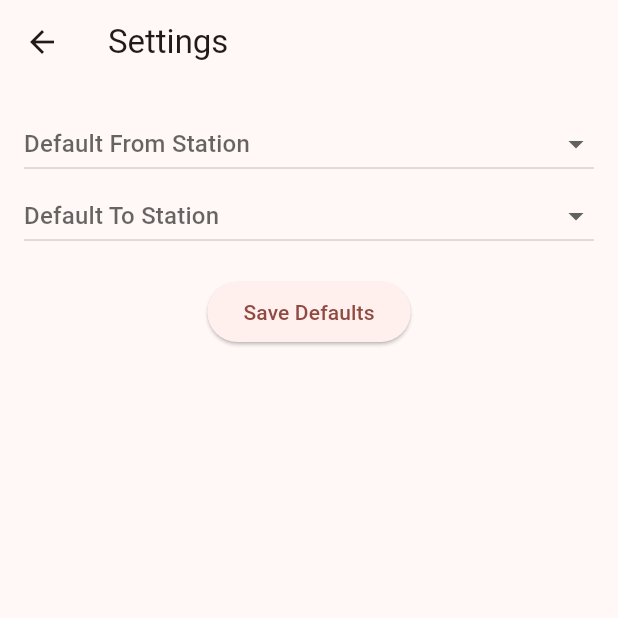
After one commit to dniamir/CaltrainApp, a Flutter app: the screen it shows after launch, after a tap on the "settings" icon, on a phone screen of 412 x 824 dp, the top half of it. The commit adds this screen. Run offline on Flutter 3.47's test engine with Material 3 defaults, Android fonts, the light colour scheme and no system bars; our stand-ins replace shared_preferences.

Commit message:
Add settings page, allowing for default from and to stations

```diff
--- a/lib/main.dart
+++ b/lib/main.dart
@@ -1,6 +1,8 @@
 import 'dart:convert';
 import 'package:flutter/material.dart';
 import 'package:flutter/services.dart' show rootBundle;
+import 'package:caltrain_app/settings.dart';
+import 'package:shared_preferences/shared_preferences.dart';
 
 void main() {
   runApp(const CaltrainApp());
@@ -176,6 +178,20 @@ class _CaltrainHomePageState extends State<CaltrainHomePage> {
         title: const Text('Caltrain Planner'),
         backgroundColor: Theme.of(context).colorScheme.primary,
         foregroundColor: Colors.white,
+        actions: [
+          IconButton(
+            icon: const Icon(Icons.settings),
+            tooltip: "Settings",
+            onPressed: () {
+              Navigator.push(
+                context,
+                MaterialPageRoute(
+                  builder: (_) => SettingsPage(stations: stations),
+                ),
+              );
+            },
+          ),
+        ],
       ),
       body: Padding(
         padding: const EdgeInsets.all(16),
--- /dev/null
+++ b/lib/settings.dart
@@ -0,0 +1,66 @@
+import 'package:flutter/material.dart';
+import 'package:shared_preferences/shared_preferences.dart';
+
+class SettingsPage extends StatefulWidget {
+  final List<String> stations;
+  const SettingsPage({super.key, required this.stations});
+
+  @override
+  State<SettingsPage> createState() => _SettingsPageState();
+}
+
+class _SettingsPageState extends State<SettingsPage> {
+  String? defaultFrom;
+  String? defaultTo;
+
+  @override
+  void initState() {
+    super.initState();
+    _loadDefaults();
+  }
+
+  Future<void> _loadDefaults() async {
+    final prefs = await SharedPreferences.getInstance();
+    setState(() {
+      defaultFrom = prefs.getString('default_from');
+      defaultTo = prefs.getString('default_to');
+    });
+  }
+
+  Future<void> _saveDefaults() async {
+    final prefs = await SharedPreferences.getInstance();
+    await prefs.setString('default_from', defaultFrom ?? '');
+    await prefs.setString('default_to', defaultTo ?? '');
+    if (context.mounted) Navigator.pop(context);
+  }
+
+  @override
+  Widget build(BuildContext context) {
+    return Scaffold(
+      appBar: AppBar(title: const Text("Settings")),
+      body: Padding(
+        padding: const EdgeInsets.all(16),
+        child: Column(
+          children: [
+            DropdownButton<String>(
+              value: widget.stations.contains(defaultFrom) ? defaultFrom : null,
+              hint: const Text("Default From Station"),
+              isExpanded: true,
+              onChanged: (value) => setState(() => defaultFrom = value),
+              items: widget.stations.map((s) => DropdownMenuItem(value: s, child: Text(s))).toList(),
+            ),
+            DropdownButton<String>(
+              value: widget.stations.contains(defaultTo) ? defaultTo : null,
+              hint: const Text("Default To Station"),
+              isExpanded: true,
+              onChanged: (value) => setState(() => defaultTo = value),
+              items: widget.stations.map((s) => DropdownMenuItem(value: s, child: Text(s))).toList(),
+            ),
+            const SizedBox(height: 16),
+            ElevatedButton(onPressed: _saveDefaults, child: const Text("Save Defaults"))
+          ],
+        ),
+      ),
+    );
+  }
+}
--- a/pubspec.yaml
+++ b/pubspec.yaml
@@ -36,6 +36,7 @@ dependencies:
   cupertino_icons: ^1.0.8
   http: ^1.3.0
   xml: ^6.5.0
+  shared_preferences: ^2.2.0
 
 dev_dependencies:
   flutter_test:
```
Also changed, not shown: 2 other files.
